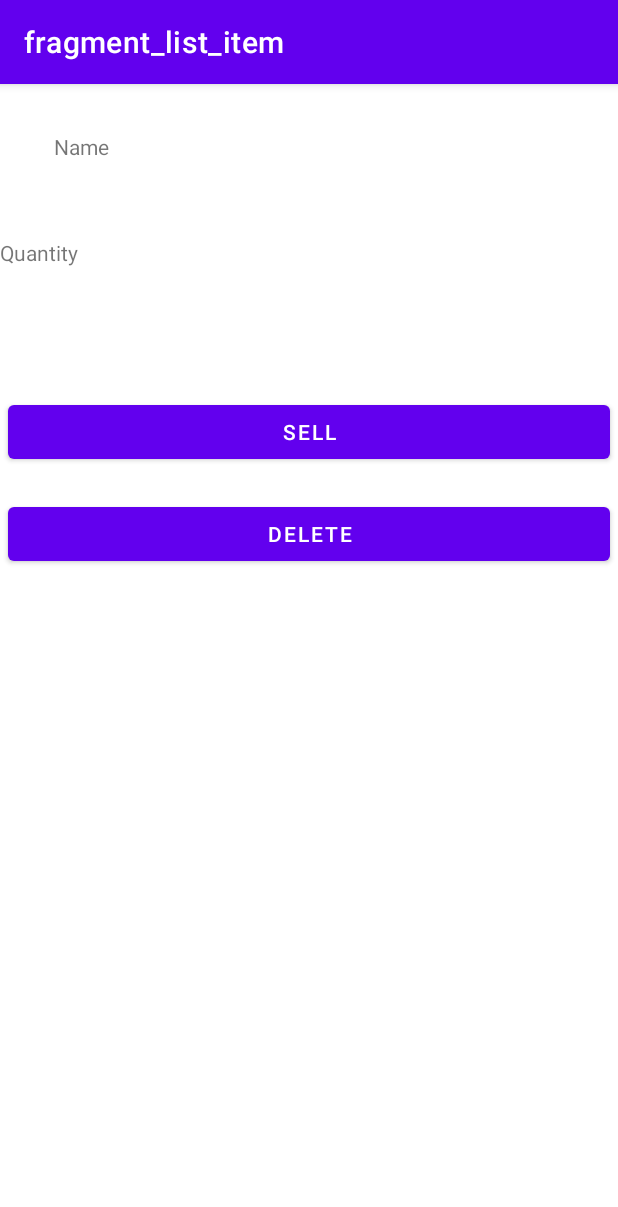
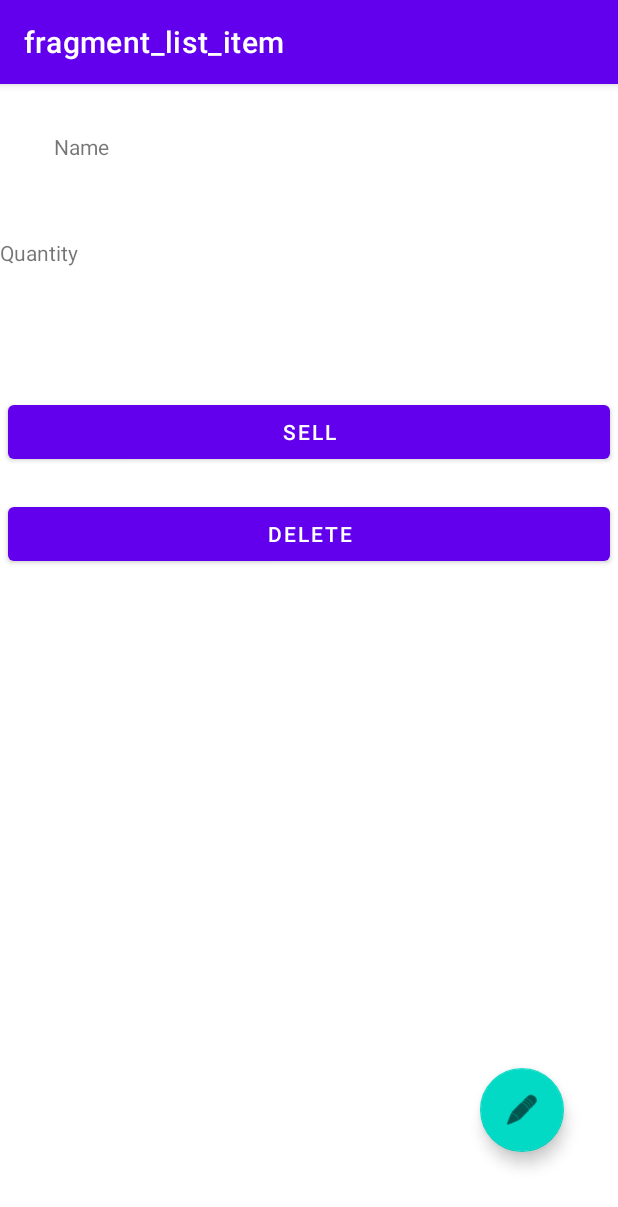
Before and after one commit to Earbaj/ListItemStoreWithRoomDB, an Android app: the fragment DetailsItemFragment placed in its activity, on a phone screen of 412 x 824 dp. Shown: the top 1207 px of the screen. Run offline under Robolectric (Android 15) with nearby library versions, the phone set to English and light mode, and no system bars; our stand-ins replace Room's generated code, navigation-ui; 6 statements that could not run were skipped.

Commit message:
Implement functionality to Edit item

```diff
--- a/app/src/main/res/layout/fragment_details_item.xml
+++ b/app/src/main/res/layout/fragment_details_item.xml
@@ -60,4 +60,15 @@
         app:layout_constraintHorizontal_bias="0.0"
         app:layout_constraintStart_toStartOf="@+id/btn_sell"
         app:layout_constraintTop_toBottomOf="@+id/btn_sell" />
+
+    <com.google.android.material.floatingactionbutton.FloatingActionButton
+        android:id="@+id/floatingActionButton2"
+        android:layout_width="wrap_content"
+        android:layout_height="wrap_content"
+        android:layout_marginEnd="36dp"
+        android:layout_marginBottom="56dp"
+        android:clickable="true"
+        android:src="@android:drawable/ic_menu_edit"
+        app:layout_constraintBottom_toBottomOf="parent"
+        app:layout_constraintEnd_toEndOf="parent" />
 </androidx.constraintlayout.widget.ConstraintLayout>
--- a/app/src/main/res/navigation/nav_graph.xml
+++ b/app/src/main/res/navigation/nav_graph.xml
@@ -25,6 +25,9 @@
         <argument
             android:name="id"
             app:argType="integer" />
+        <action
+            android:id="@+id/action_detailsItemFragment_to_addItemFragment"
+            app:destination="@id/addItemFragment" />
     </fragment>
     <fragment
         android:id="@+id/addItemFragment"
@@ -37,5 +40,9 @@
         <argument
             android:name="title"
             app:argType="string" />
+        <argument
+            android:name="item_id"
+            app:argType="integer"
+            android:defaultValue="-1" />
     </fragment>
 </navigation>
```
Also changed, not shown: app/src/main/java/com/example/inventorylistapp/ui/AddItemFragment.kt (+52 -5 lines), app/src/main/java/com/example/inventorylistapp/ui/DetailsItemFragment.kt (+7 -0 lines), app/src/main/java/com/example/inventorylistapp/viewmodel/InventoryViewModel.kt (+22 -0 lines).
